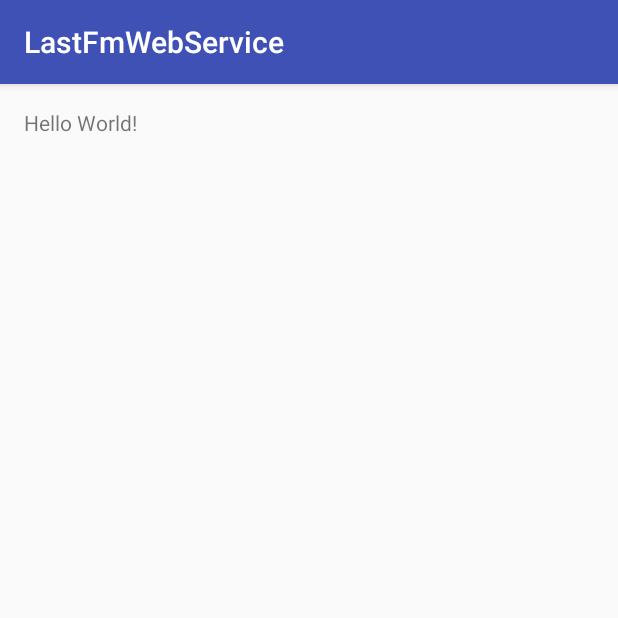
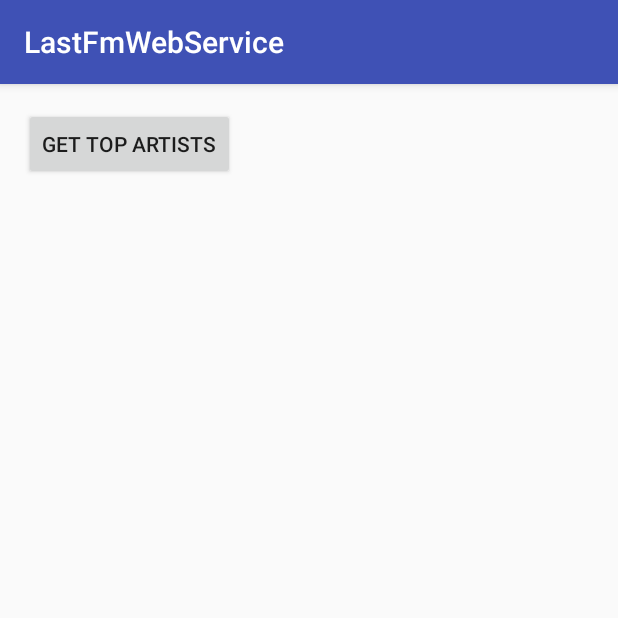
Before and after one commit to gregfield/IN721-fielgm2, an Android app: the screen it shows after launch (MainActivity), on a phone screen of 412 x 824 dp, the top half of it. Run offline under Robolectric (Android 15) with nearby library versions, the phone set to English and light mode, and no system bars.

```diff
--- a/Week 9/LastFmWebService/app/src/main/AndroidManifest.xml
+++ b/Week 9/LastFmWebService/app/src/main/AndroidManifest.xml
@@ -17,4 +17,5 @@
         </activity>
     </application>
 
+    <uses-permission android:name="android.permission.INTERNET"/>
 </manifest>
--- a/Week 9/LastFmWebService/app/src/main/res/layout/activity_main.xml
+++ b/Week 9/LastFmWebService/app/src/main/res/layout/activity_main.xml
@@ -9,8 +9,21 @@
     android:paddingTop="@dimen/activity_vertical_margin"
     tools:context="bit.fielgm2.lastfmwebservice.MainActivity">
 
-    <TextView
+    <Button
         android:layout_width="wrap_content"
         android:layout_height="wrap_content"
-        android:text="Hello World!" />
+        android:text="Get Top Artists"
+        android:id="@+id/topArtistsBtn"
+        android:layout_alignParentTop="true"
+        android:layout_alignParentLeft="true"
+        android:layout_alignParentStart="true" />
+
+    <ListView
+        android:layout_width="wrap_content"
+        android:layout_height="wrap_content"
+        android:id="@+id/listView"
+        android:layout_below="@+id/topArtistsBtn"
+        android:layout_alignParentLeft="true"
+        android:layout_alignParentStart="true"
+        android:layout_marginTop="27dp" />
 </RelativeLayout>
```
Also changed, not shown: Week 9/LastFmWebService/app/src/main/java/bit/fielgm2/lastfmwebservice/MainActivity.java (+20 -0 lines).
